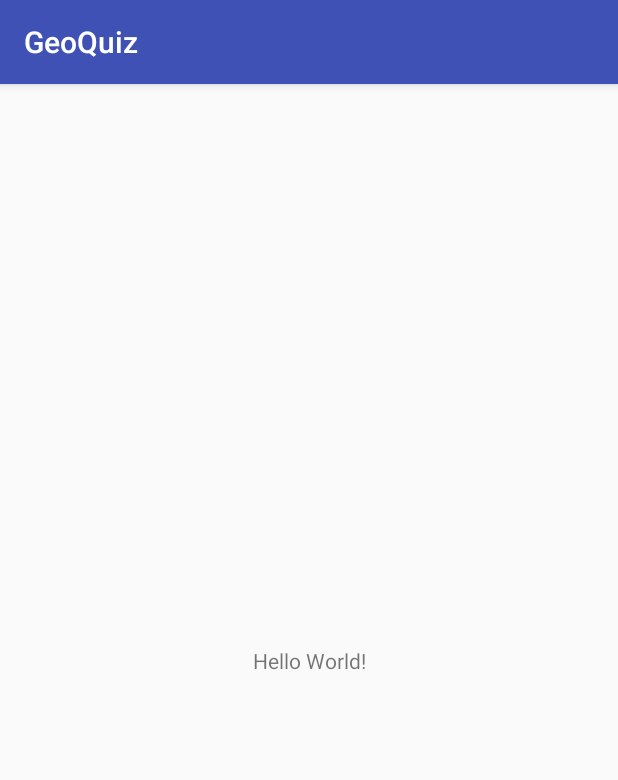
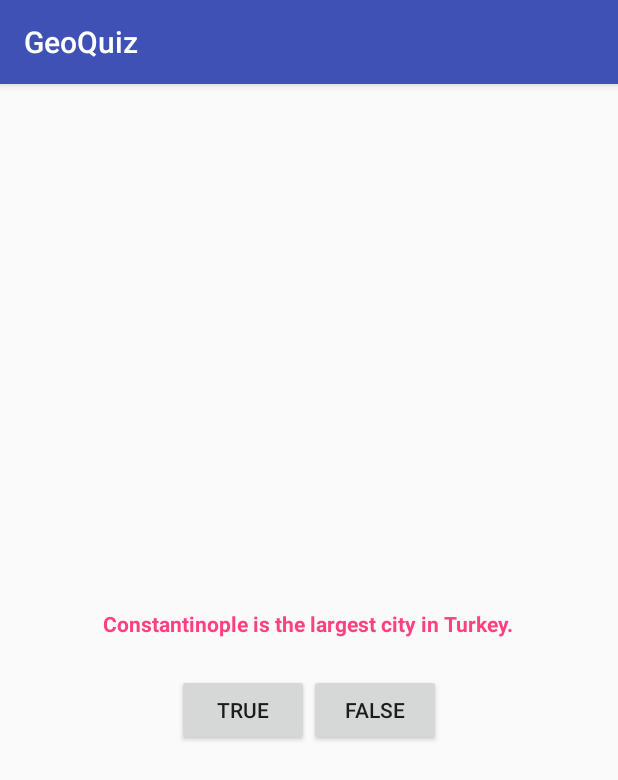
Before and after one commit to luix/android-big-nerd-ranch, an Android app: the screen it shows after launch (QuizActivity), on a phone screen of 412 x 824 dp. Shown: the top 780 px of the screen. Run offline under Robolectric (Android 15) with nearby library versions, the phone set to English and light mode, and no system bars.

Commit message:
Laying Out the User Interface

```diff
--- a/GeoQuiz/app/build.gradle
+++ b/GeoQuiz/app/build.gradle
@@ -17,7 +17,6 @@ android {
             proguardFiles getDefaultProguardFile('proguard-android.txt'), 'proguard-rules.pro'
         }
     }
-}
 
     dependencies {
         compile fileTree(dir: 'libs', include: ['*.jar'])
@@ -28,3 +27,4 @@ dependencies {
         androidTestCompile 'com.android.support.test:runner:0.5'
         androidTestCompile 'com.android.support:support-annotations:23.4.0'
     }
+}
--- a/GeoQuiz/app/src/main/java/com/microlands/android/geoquiz/QuizActivity.java
+++ b/GeoQuiz/app/src/main/java/com/microlands/android/geoquiz/QuizActivity.java
@@ -2,12 +2,19 @@ package com.microlands.android.geoquiz;
 
 import android.support.v7.app.AppCompatActivity;
 import android.os.Bundle;
+import android.widget.Button;
 
 public class QuizActivity extends AppCompatActivity {
+
+    private Button mTrueButton;
+    private Button mFalseButton;
 
     @Override
     protected void onCreate(Bundle savedInstanceState) {
         super.onCreate(savedInstanceState);
         setContentView(R.layout.activity_quiz);
+
+        mTrueButton = (Button) findViewById(R.id.true_button);
+        mFalseButton = (Button) findViewById(R.id.false_button);
     }
 }
--- a/GeoQuiz/app/src/main/res/layout/activity_quiz.xml
+++ b/GeoQuiz/app/src/main/res/layout/activity_quiz.xml
@@ -1,4 +1,54 @@
 <?xml version="1.0" encoding="utf-8"?>
+<LinearLayout
+    xmlns:android="http://schemas.android.com/apk/res/android"
+    android:layout_height="match_parent"
+    android:layout_width="match_parent"
+    android:gravity="center"
+    android:orientation="vertical">
+
+    <TextView
+        android:layout_width="wrap_content"
+        android:layout_height="wrap_content"
+        android:text="@string/question_text"
+        android:textColor="@color/colorAccent"
+        android:textStyle="bold"
+        android:padding="@dimen/question_text_padding"/>
+
+    <LinearLayout
+        android:layout_width="wrap_content"
+        android:layout_height="wrap_content"
+        android:orientation="horizontal">
+
+        <Button
+            android:id="@+id/true_button"
+            android:layout_width="wrap_content"
+            android:layout_height="wrap_content"
+            android:text="@string/true_button" />
+
+        <Button
+            android:id="@+id/false_button"
+            android:layout_width="wrap_content"
+            android:layout_height="wrap_content"
+            android:text="@string/false_button"/>
+
+    </LinearLayout>
+
+</LinearLayout>
+
+
+<!--
+<android.support.constraint.ConstraintLayout
+    xmlns:android="http://schemas.android.com/apk/res/android"
+    xmlns:app="http://schemas.android.com/apk/res-auto"
+    android:layout_height="match_parent"
+    android:layout_width="match_parent">
+
+
+
+</android.support.constraint.ConstraintLayout>
+-->
+
+<!--
 <android.support.constraint.ConstraintLayout xmlns:android="http://schemas.android.com/apk/res/android"
     xmlns:app="http://schemas.android.com/apk/res-auto"
     xmlns:tools="http://schemas.android.com/tools"
@@ -17,3 +67,4 @@
         app:layout_constraintTop_toTopOf="@+id/activity_quiz" />
 
 </android.support.constraint.ConstraintLayout>
+-->
--- a/GeoQuiz/app/src/main/res/values/dimens.xml
+++ b/GeoQuiz/app/src/main/res/values/dimens.xml
@@ -2,4 +2,5 @@
     <!-- Default screen margins, per the Android Design guidelines. -->
     <dimen name="activity_horizontal_margin">16dp</dimen>
     <dimen name="activity_vertical_margin">16dp</dimen>
+    <dimen name="question_text_padding">24dp</dimen>
 </resources>
--- a/GeoQuiz/app/src/main/res/values/strings.xml
+++ b/GeoQuiz/app/src/main/res/values/strings.xml
@@ -1,3 +1,6 @@
 <resources>
     <string name="app_name">GeoQuiz</string>
+    <string name="true_button">True</string>
+    <string name="false_button">False</string>
+    <string name="question_text">Constantinople is the largest city in Turkey.</string>
 </resources>
```
Lines whose indentation alone changed are shown as unchanged.
